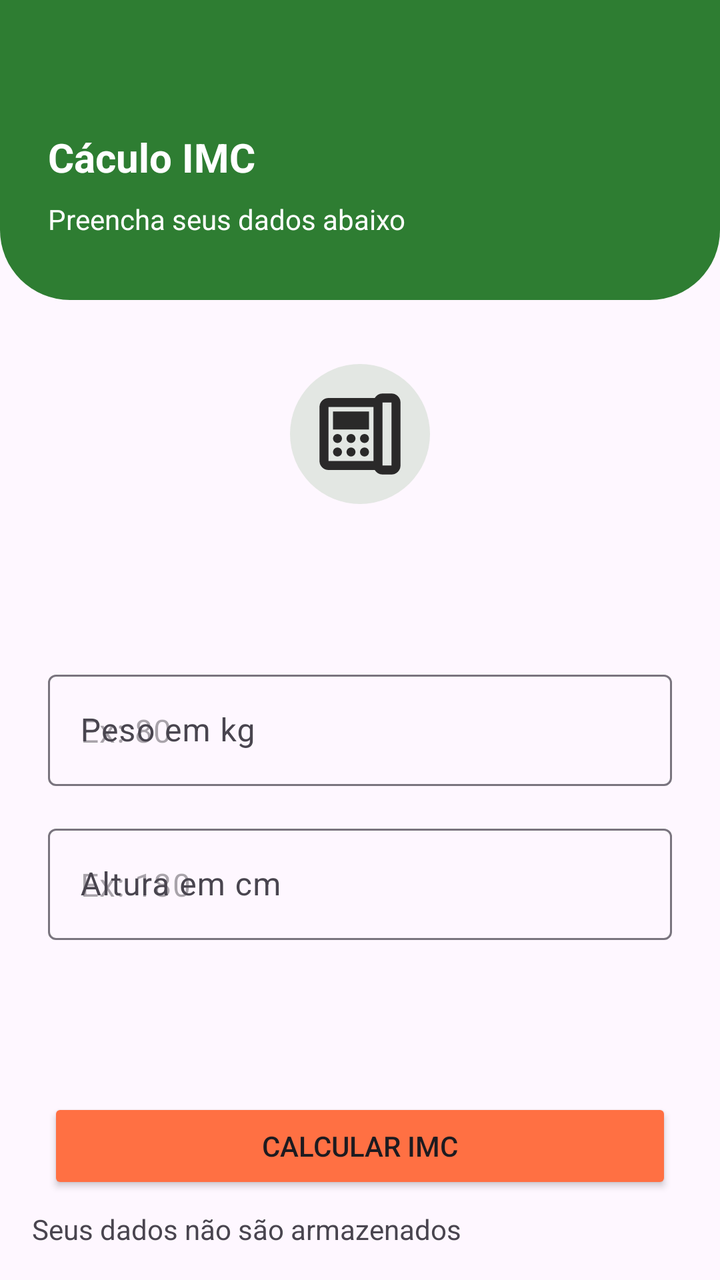
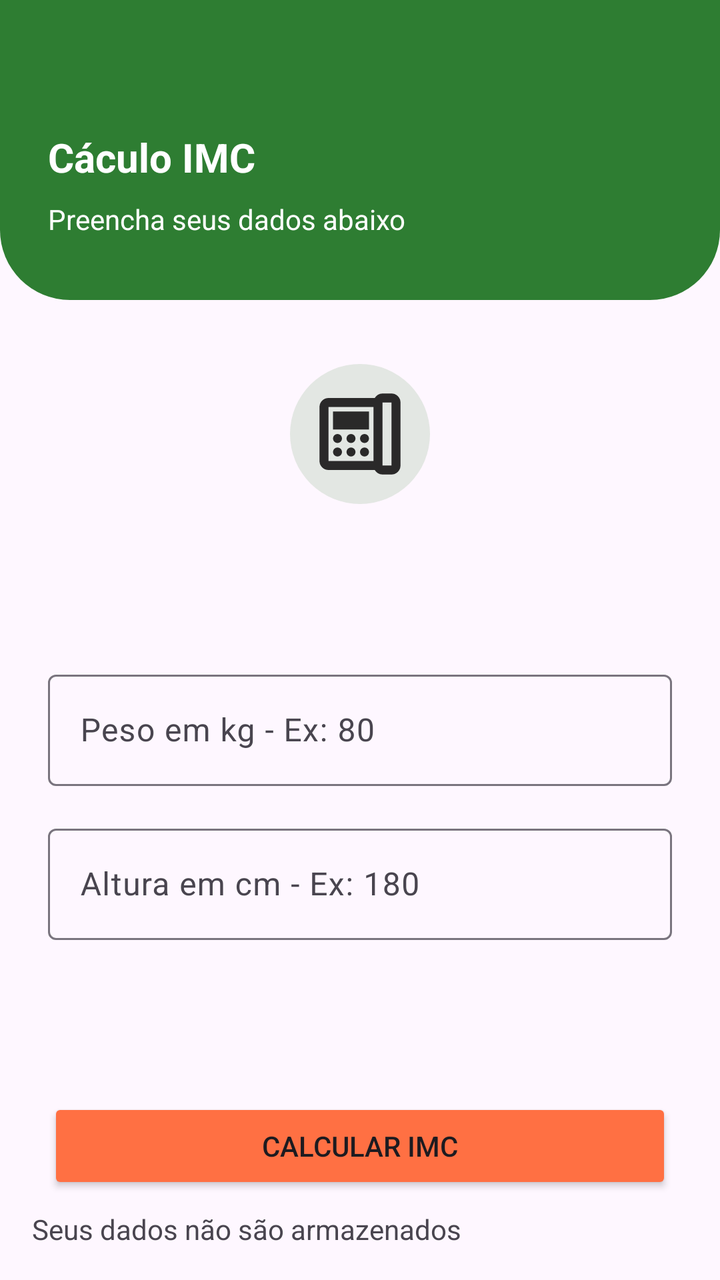

The first picture is an Android layout as it rendered before a commit; the second is the same layout after the commit. The layout source and the unified diff follow.
<!-- AndroidManifest.xml: application theme Theme.IMCFacil -->
<!-- res/layout/activity_calculo_imcactivity.xml -->
<?xml version="1.0" encoding="utf-8"?>
<androidx.constraintlayout.widget.ConstraintLayout xmlns:android="http://schemas.android.com/apk/res/android"
    xmlns:app="http://schemas.android.com/apk/res-auto"
    xmlns:tools="http://schemas.android.com/tools"
    android:id="@+id/main"
    android:layout_width="match_parent"
    android:layout_height="match_parent"
    tools:context=".CalculoIMCActivity">

    <ImageView
        android:id="@+id/imageView2"
        android:layout_width="0dp"
        android:layout_height="150dp"
        app:layout_constraintEnd_toEndOf="parent"
        app:layout_constraintHorizontal_bias="0.0"
        app:layout_constraintStart_toStartOf="parent"
        app:layout_constraintTop_toTopOf="parent"
        app:srcCompat="@drawable/topo_tela" />

    <TextView
        android:id="@+id/textView3"
        android:layout_width="wrap_content"
        android:layout_height="wrap_content"
        android:layout_marginStart="24dp"
        android:layout_marginTop="65dp"
        android:text="Cáculo IMC"
        android:textColor="@color/white"
        android:textSize="20sp"
        android:textStyle="bold"
        app:layout_constraintStart_toStartOf="parent"
        app:layout_constraintTop_toTopOf="@+id/imageView2" />

    <TextView
        android:id="@+id/textView4"
        android:layout_width="wrap_content"
        android:layout_height="wrap_content"
        android:layout_marginStart="24dp"
        android:layout_marginTop="8dp"
        android:text="Preencha seus dados abaixo"
        android:textColor="@color/white"
        app:layout_constraintStart_toStartOf="@+id/imageView2"
        app:layout_constraintTop_toBottomOf="@+id/textView3" />

    <ImageView
        android:id="@+id/imageView3"
        android:layout_width="70dp"
        android:layout_height="70dp"
        android:layout_marginTop="32dp"
        android:padding="8dp"
        app:layout_constraintEnd_toEndOf="parent"
        app:layout_constraintStart_toStartOf="parent"
        app:layout_constraintTop_toBottomOf="@+id/imageView2"
        app:srcCompat="@drawable/calculo"
        android:background="@drawable/fundo_logo_calculo"/>

    <com.google.android.material.textfield.TextInputLayout
        android:id="@+id/txtPeso"
        android:hint="Peso em kg"
        android:layout_width="0dp"
        android:layout_height="wrap_content"
        android:layout_marginStart="24dp"
        android:layout_marginTop="80dp"
        android:layout_marginEnd="24dp"
        app:layout_constraintEnd_toEndOf="parent"
        app:layout_constraintStart_toStartOf="parent"
        app:layout_constraintTop_toBottomOf="@+id/imageView3">

        <com.google.android.material.textfield.TextInputEditText
            android:id="@+id/editPeso"
            android:layout_width="match_parent"
            android:layout_height="wrap_content"
            android:hint="Ex: 80"/>
    </com.google.android.material.textfield.TextInputLayout>

    <com.google.android.material.textfield.TextInputLayout
        android:id="@+id/txtAltura"
        android:layout_width="0dp"
        android:hint="Altura em cm"
        android:layout_height="wrap_content"
        android:layout_marginStart="24dp"
        android:layout_marginTop="16dp"
        android:layout_marginEnd="24dp"
        app:layout_constraintEnd_toEndOf="parent"
        app:layout_constraintStart_toStartOf="parent"
        app:layout_constraintTop_toBottomOf="@+id/txtPeso">

        <com.google.android.material.textfield.TextInputEditText
            android:id="@+id/editAltura"
            android:layout_width="match_parent"
            android:layout_height="wrap_content"
            android:hint="Ex: 180" />
    </com.google.android.material.textfield.TextInputLayout>

    <TextView
        android:id="@+id/textView5"
        android:layout_width="0dp"
        android:layout_height="wrap_content"
        android:layout_marginStart="16dp"
        android:layout_marginEnd="16dp"
        android:layout_marginBottom="16dp"
        android:textAlignment="center"
        android:text="Seus dados não são armazenados"
        app:layout_constraintBottom_toBottomOf="parent"
        app:layout_constraintEnd_toEndOf="parent"
        app:layout_constraintStart_toStartOf="parent" />

    <Button
        android:id="@+id/btCalcular"
        android:layout_width="0dp"
        android:layout_height="wrap_content"
        android:layout_marginStart="24dp"
        android:layout_marginEnd="24dp"
        android:layout_marginBottom="8dp"
        android:text="Calcular IMC"
        android:padding="10dp"
        android:backgroundTint="@color/laranja"
        app:layout_constraintBottom_toTopOf="@+id/textView5"
        app:layout_constraintEnd_toEndOf="parent"
        app:layout_constraintStart_toStartOf="parent" />

</androidx.constraintlayout.widget.ConstraintLayout>
<!-- resources referenced by this layout -->
<resources>
  <color name="laranja">#FF7043</color>
  <color name="white">#FFFFFFFF</color>
  <!-- drawable calculo (drawable) -->
  <vector xmlns:android="http://schemas.android.com/apk/res/android" android:height="24dp" android:tint="#2A2929" android:viewportHeight="960" android:viewportWidth="960" android:width="24dp">
        
      <path android:fillColor="@android:color/white" android:pathData="M680,760L760,760Q760,760 760,760Q760,760 760,760L760,200Q760,200 760,200Q760,200 760,200L680,200Q680,200 680,200Q680,200 680,200L680,760Q680,760 680,760Q680,760 680,760ZM308.5,548.5Q320,537 320,520Q320,503 308.5,491.5Q297,480 280,480Q263,480 251.5,491.5Q240,503 240,520Q240,537 251.5,548.5Q263,560 280,560Q297,560 308.5,548.5ZM308.5,668.5Q320,657 320,640Q320,623 308.5,611.5Q297,600 280,600Q263,600 251.5,611.5Q240,623 240,640Q240,657 251.5,668.5Q263,680 280,680Q297,680 308.5,668.5ZM240,440L560,440L560,280L240,280L240,440ZM428.5,548.5Q440,537 440,520Q440,503 428.5,491.5Q417,480 400,480Q383,480 371.5,491.5Q360,503 360,520Q360,537 371.5,548.5Q383,560 400,560Q417,560 428.5,548.5ZM428.5,668.5Q440,657 440,640Q440,623 428.5,611.5Q417,600 400,600Q383,600 371.5,611.5Q360,623 360,640Q360,657 371.5,668.5Q383,680 400,680Q417,680 428.5,668.5ZM548.5,548.5Q560,537 560,520Q560,503 548.5,491.5Q537,480 520,480Q503,480 491.5,491.5Q480,503 480,520Q480,537 491.5,548.5Q503,560 520,560Q537,560 548.5,548.5ZM548.5,668.5Q560,657 560,640Q560,623 548.5,611.5Q537,600 520,600Q503,600 491.5,611.5Q480,623 480,640Q480,657 491.5,668.5Q503,680 520,680Q537,680 548.5,668.5ZM600,720L600,240L200,240Q200,240 200,240Q200,240 200,240L200,720Q200,720 200,720Q200,720 200,720L600,720ZM680,840Q657,840 639.5,829Q622,818 611,800L200,800Q167,800 143.5,776.5Q120,753 120,720L120,240Q120,207 143.5,183.5Q167,160 200,160L611,160Q622,142 639.5,131Q657,120 680,120L760,120Q793,120 816.5,143.5Q840,167 840,200L840,760Q840,793 816.5,816.5Q793,840 760,840L680,840ZM200,720L200,720Q200,720 200,720Q200,720 200,720L200,240Q200,240 200,240Q200,240 200,240L200,240L200,720Z"/>
      
  </vector>
  <!-- drawable fundo_logo_calculo (drawable) -->
  <?xml version="1.0" encoding="utf-8"?>
  <shape xmlns:android="http://schemas.android.com/apk/res/android"
      android:shape="oval">
  
      <solid android:color="@color/verde80" />
  
  </shape>
  <!-- drawable topo_tela (drawable) -->
  <?xml version="1.0" encoding="utf-8"?>
  <shape xmlns:android="http://schemas.android.com/apk/res/android"
      android:shape="rectangle">
  
      <solid android:color="@color/verde" />
  
      <corners
          android:bottomLeftRadius="35dp"
          android:bottomRightRadius="35dp"
          />
  
  </shape>
  <style name="Theme.IMCFacil" parent="Base.Theme.IMCFacil" />
  <color name="verde80">#E3E7E3</color>
  <color name="verde">#2E7D32</color>
  <style name="Base.Theme.IMCFacil" parent="Theme.Material3.DayNight.NoActionBar">
          
          
      </style>
</resources>

<!-- the commit's change to res/layout/activity_calculo_imcactivity.xml (unified diff, before → after) -->
@@ -55,7 +55,7 @@
 
     <com.google.android.material.textfield.TextInputLayout
         android:id="@+id/txtPeso"
-        android:hint="Peso em kg"
+        android:hint="Peso em kg - Ex: 80"
         android:layout_width="0dp"
         android:layout_height="wrap_content"
         android:layout_marginStart="24dp"
@@ -69,13 +69,13 @@
             android:id="@+id/editPeso"
             android:layout_width="match_parent"
             android:layout_height="wrap_content"
-            android:hint="Ex: 80"/>
+            android:maxLines="1"/>
     </com.google.android.material.textfield.TextInputLayout>
 
     <com.google.android.material.textfield.TextInputLayout
         android:id="@+id/txtAltura"
         android:layout_width="0dp"
-        android:hint="Altura em cm"
+        android:hint="Altura em cm - Ex: 180"
         android:layout_height="wrap_content"
         android:layout_marginStart="24dp"
         android:layout_marginTop="16dp"
@@ -88,7 +88,7 @@
             android:id="@+id/editAltura"
             android:layout_width="match_parent"
             android:layout_height="wrap_content"
-            android:hint="Ex: 180" />
+            android:maxLines="1"/>
     </com.google.android.material.textfield.TextInputLayout>
 
     <TextView
